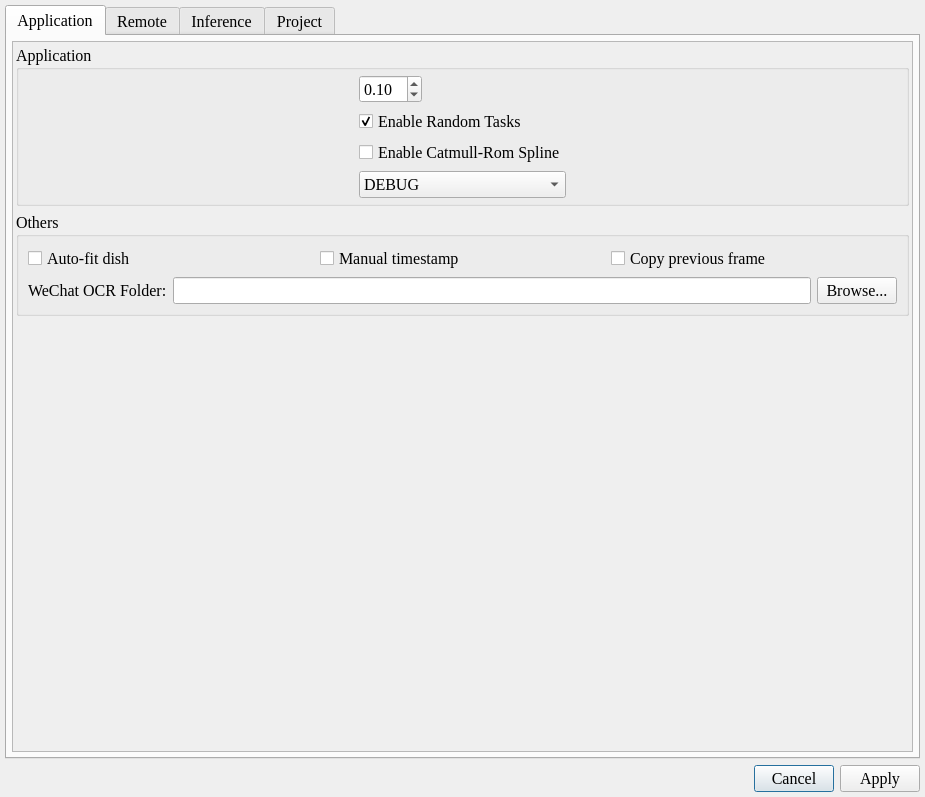
Before: the Qt Designer form resources/ui/dialog_settings.ui in ZhengGroupLZU/ZLabel, drawn with Qt 5.
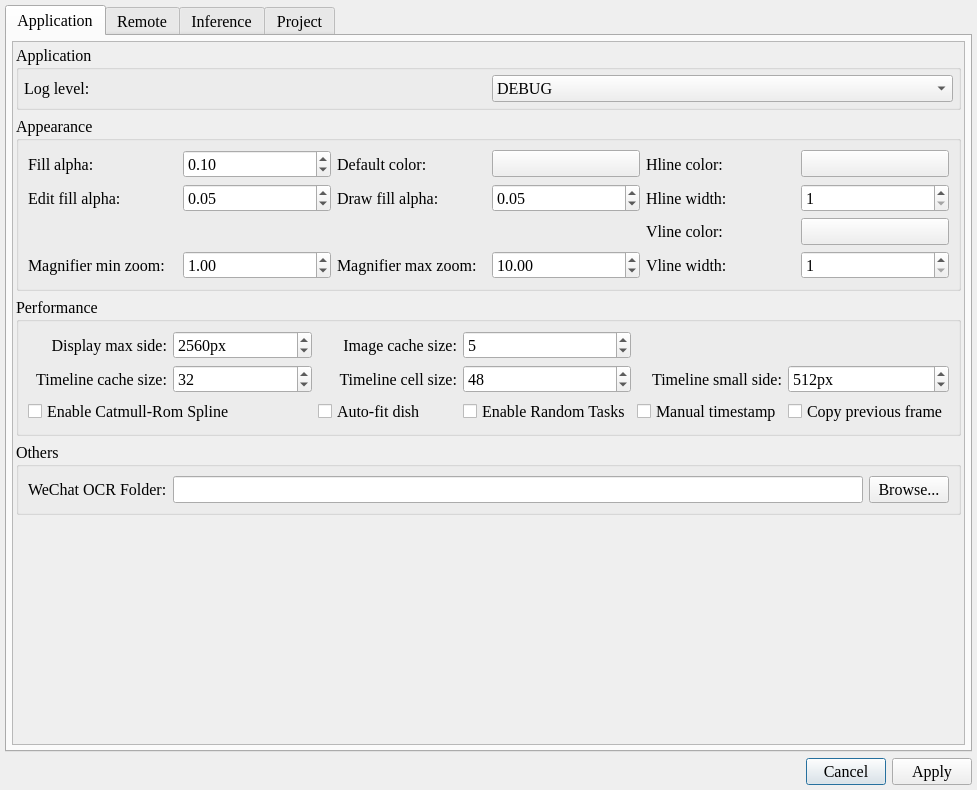
After: the same form once the commit is applied. Icons and pictures are not drawn. Custom widgets are drawn as their Qt base class.

Commit message:
feat(settings): add appearance/performance options and color pickers
- add Application Appearance/Performance settings (hline/vline, alphas, magnifier range, cache/timeline sizes)
- replace color text inputs with ZColorButton pickers
- move Export instance-mode selector into dialog_export.ui

```diff
--- a/resources/ui/dialog_settings.ui
+++ b/resources/ui/dialog_settings.ui
@@ -6,8 +6,8 @@
    <rect>
     <x>0</x>
     <y>0</y>
-    <width>925</width>
-    <height>797</height>
+    <width>977</width>
+    <height>790</height>
    </rect>
   </property>
   <property name="font">
@@ -95,6 +95,12 @@
       </property>
       <item row="0" column="0">
        <widget class="QScrollArea" name="scrollArea">
+         <property name="sizePolicy">
+          <sizepolicy hsizetype="Expanding" vsizetype="Expanding">
+           <horstretch>0</horstretch>
+           <verstretch>0</verstretch>
+          </sizepolicy>
+         </property>
         <property name="widgetResizable">
          <bool>true</bool>
         </property>
@@ -103,8 +109,8 @@
           <rect>
            <x>0</x>
            <y>0</y>
-           <width>895</width>
-           <height>706</height>
+            <width>947</width>
+            <height>699</height>
           </rect>
          </property>
          <layout class="QGridLayout" name="gridLayout">
@@ -140,53 +146,27 @@
          </property>
          <item row="0" column="0">
           <layout class="QGridLayout" name="gridLayout_4">
-           <item row="3" column="1">
-<widget class="QDoubleSpinBox" name="dspbox_alpha">
+                <item row="6" column="0">
+                 <widget class="QLabel" name="label_2">
 <property name="sizePolicy">
-<sizepolicy hsizetype="Fixed" vsizetype="Fixed">
+                   <sizepolicy hsizetype="Minimum" vsizetype="Preferred">
 <horstretch>0</horstretch>
 <verstretch>0</verstretch>
 </sizepolicy>
 </property>
-<property name="minimumSize">
-<size>
-<width>63</width>
-<height>0</height>
-</size>
-</property>
-<property name="maximum">
-<double>1.000000000000000</double>
-</property>
-<property name="singleStep">
-<double>0.100000000000000</double>
-</property>
-<property name="value">
-<double>0.100000000000000</double>
-</property>
-</widget>
-</item>
-<item row="4" column="1">
-<widget class="QCheckBox" name="ckbox_random">
 <property name="text">
-<string>Enable Random Tasks</string>
-</property>
-<property name="checked">
-<bool>true</bool>
-</property>
-</widget>
-</item>
-<item row="5" column="1">
-<widget class="QCheckBox" name="ckbox_catmull_rom">
-<property name="text">
-<string>Enable Catmull-Rom Spline</string>
-</property>
-<property name="checked">
-<bool>false</bool>
+                   <string>Log level:</string>
 </property>
 </widget>
 </item>
 <item row="6" column="1">
 <widget class="QComboBox" name="cmbox_loglevel">
+                  <property name="sizePolicy">
+                   <sizepolicy hsizetype="Minimum" vsizetype="Fixed">
+                    <horstretch>0</horstretch>
+                    <verstretch>0</verstretch>
+                   </sizepolicy>
+                  </property>
 <item>
 <property name="text">
 <string>DEBUG</string>
@@ -214,69 +194,530 @@
         </layout>
        </widget>
       </item>
-      <item row="1" column="0">
+           <item row="4" column="0">
        <widget class="QGroupBox" name="gbox_others">
 <property name="title">
 <string>Others</string>
 </property>
 <layout class="QGridLayout" name="grid_inference_2">
-<item row="2" column="0">
+              <item row="1" column="1">
+               <widget class="QLineEdit" name="ledit_ocr_dir">
+                <property name="sizePolicy">
+                 <sizepolicy hsizetype="Expanding" vsizetype="Fixed">
+                  <horstretch>0</horstretch>
+                  <verstretch>0</verstretch>
+                 </sizepolicy>
+                </property>
+               </widget>
+              </item>
+              <item row="1" column="0">
 <widget class="QLabel" name="label_ocr_dir">
 <property name="text">
 <string>WeChat OCR Folder:</string>
 </property>
 </widget>
 </item>
-<item row="2" column="1">
-<widget class="QLineEdit" name="ledit_ocr_dir"/>
-</item>
-<item row="2" column="2">
+              <item row="1" column="2">
 <widget class="QPushButton" name="btn_ocr_dir">
 <property name="text">
 <string>Browse...</string>
 </property>
 </widget>
 </item>
-<item row="0" column="0" colspan="3">
-<layout class="QHBoxLayout" name="horizontalLayout">
-<item>
-<widget class="QCheckBox" name="ckbox_auto_dish">
+             </layout>
+            </widget>
+           </item>
+           <item row="6" column="0">
+            <spacer name="verticalSpacer">
+             <property name="orientation">
+              <enum>Qt::Orientation::Vertical</enum>
+             </property>
+             <property name="sizeHint" stdset="0">
+              <size>
+               <width>20</width>
+               <height>40</height>
+              </size>
+             </property>
+            </spacer>
+           </item>
+           <item row="3" column="0">
+            <widget class="QGroupBox" name="gbox_performance">
+             <property name="title">
+              <string>Performance</string>
+             </property>
+             <layout class="QGridLayout" name="grid_performance">
+              <item row="0" column="3">
+               <widget class="QSpinBox" name="spin_image_cache_size">
+                <property name="minimum">
+                 <number>1</number>
+                </property>
+                <property name="maximum">
+                 <number>64</number>
+                </property>
+                <property name="value">
+                 <number>5</number>
+                </property>
+               </widget>
+              </item>
+              <item row="2" column="1">
+               <widget class="QSpinBox" name="spin_tl_cache_size">
+                <property name="minimum">
+                 <number>1</number>
+                </property>
+                <property name="maximum">
+                 <number>256</number>
+                </property>
+                <property name="value">
+                 <number>32</number>
+                </property>
+               </widget>
+              </item>
+              <item row="2" column="3">
+               <widget class="QSpinBox" name="spin_tl_cell_size">
+                <property name="minimum">
+                 <number>16</number>
+                </property>
+                <property name="maximum">
+                 <number>128</number>
+                </property>
+                <property name="value">
+                 <number>48</number>
+                </property>
+               </widget>
+              </item>
+              <item row="0" column="0">
+               <widget class="QLabel" name="label_display_max_side">
+                <property name="sizePolicy">
+                 <sizepolicy hsizetype="Minimum" vsizetype="Preferred">
+                  <horstretch>0</horstretch>
+                  <verstretch>0</verstretch>
+                 </sizepolicy>
+                </property>
 <property name="text">
-<string>Auto-fit dish</string>
-</property>
-</widget>
-</item>
-<item>
-<widget class="QCheckBox" name="ckbox_ocr_enable">
+                 <string>Display max side:</string>
+                </property>
+                <property name="alignment">
+                 <set>Qt::AlignmentFlag::AlignRight|Qt::AlignmentFlag::AlignTrailing|Qt::AlignmentFlag::AlignVCenter</set>
+                </property>
+               </widget>
+              </item>
+              <item row="2" column="2">
+               <widget class="QLabel" name="label_tl_cell_size">
+                <property name="sizePolicy">
+                 <sizepolicy hsizetype="Minimum" vsizetype="Preferred">
+                  <horstretch>0</horstretch>
+                  <verstretch>0</verstretch>
+                 </sizepolicy>
+                </property>
 <property name="text">
-<string>Manual timestamp</string>
-</property>
-</widget>
-</item>
-<item>
+                 <string>Timeline cell size:</string>
+                </property>
+                <property name="alignment">
+                 <set>Qt::AlignmentFlag::AlignRight|Qt::AlignmentFlag::AlignTrailing|Qt::AlignmentFlag::AlignVCenter</set>
+                </property>
+               </widget>
+              </item>
+              <item row="0" column="1">
+               <widget class="QSpinBox" name="spin_display_max_side">
+                <property name="suffix">
+                 <string>px</string>
+                </property>
+                <property name="minimum">
+                 <number>512</number>
+                </property>
+                <property name="maximum">
+                 <number>8192</number>
+                </property>
+                <property name="singleStep">
+                 <number>256</number>
+                </property>
+                <property name="value">
+                 <number>2560</number>
+                </property>
+               </widget>
+              </item>
+              <item row="2" column="0">
+               <widget class="QLabel" name="label_tl_cache_size">
+                <property name="sizePolicy">
+                 <sizepolicy hsizetype="Minimum" vsizetype="Preferred">
+                  <horstretch>0</horstretch>
+                  <verstretch>0</verstretch>
+                 </sizepolicy>
+                </property>
+                <property name="text">
+                 <string>Timeline cache size:</string>
+                </property>
+                <property name="alignment">
+                 <set>Qt::AlignmentFlag::AlignRight|Qt::AlignmentFlag::AlignTrailing|Qt::AlignmentFlag::AlignVCenter</set>
+                </property>
+               </widget>
+              </item>
+              <item row="0" column="2">
+               <widget class="QLabel" name="label_image_cache_size">
+                <property name="sizePolicy">
+                 <sizepolicy hsizetype="Minimum" vsizetype="Preferred">
+                  <horstretch>0</horstretch>
+                  <verstretch>0</verstretch>
+                 </sizepolicy>
+                </property>
+                <property name="text">
+                 <string>Image cache size:</string>
+                </property>
+                <property name="alignment">
+                 <set>Qt::AlignmentFlag::AlignRight|Qt::AlignmentFlag::AlignTrailing|Qt::AlignmentFlag::AlignVCenter</set>
+                </property>
+               </widget>
+              </item>
+              <item row="3" column="5">
 <widget class="QCheckBox" name="ckbox_copy_prev">
 <property name="text">
 <string>Copy previous frame</string>
 </property>
 </widget>
 </item>
-</layout>
-</item>
+              <item row="3" column="4">
+               <widget class="QCheckBox" name="ckbox_ocr_enable">
+                <property name="text">
+                 <string>Manual timestamp</string>
+                </property>
+               </widget>
+              </item>
+              <item row="3" column="3">
+               <widget class="QCheckBox" name="ckbox_random">
+                <property name="text">
+                 <string>Enable Random Tasks</string>
+                </property>
+                <property name="checked">
+                 <bool>false</bool>
+                </property>
+               </widget>
+              </item>
+              <item row="3" column="2">
+               <widget class="QCheckBox" name="ckbox_auto_dish">
+                <property name="text">
+                 <string>Auto-fit dish</string>
+                </property>
+               </widget>
+              </item>
+              <item row="3" column="0" colspan="2">
+               <widget class="QCheckBox" name="ckbox_catmull_rom">
+                <property name="text">
+                 <string>Enable Catmull-Rom Spline</string>
+                </property>
+                <property name="checked">
+                 <bool>false</bool>
+                </property>
+               </widget>
+              </item>
+              <item row="2" column="4">
+               <widget class="QLabel" name="label_tl_small_side">
+                <property name="sizePolicy">
+                 <sizepolicy hsizetype="Minimum" vsizetype="Preferred">
+                  <horstretch>0</horstretch>
+                  <verstretch>0</verstretch>
+                 </sizepolicy>
+                </property>
+                <property name="text">
+                 <string>Timeline small side:</string>
+                </property>
+                <property name="alignment">
+                 <set>Qt::AlignmentFlag::AlignRight|Qt::AlignmentFlag::AlignTrailing|Qt::AlignmentFlag::AlignVCenter</set>
+                </property>
+               </widget>
+              </item>
+              <item row="2" column="5">
+               <widget class="QSpinBox" name="spin_tl_small_side">
+                <property name="suffix">
+                 <string>px</string>
+                </property>
+                <property name="minimum">
+                 <number>128</number>
+                </property>
+                <property name="maximum">
+                 <number>2048</number>
+                </property>
+                <property name="singleStep">
+                 <number>64</number>
+                </property>
+                <property name="value">
+                 <number>512</number>
+                </property>
+               </widget>
+              </item>
 </layout>
 </widget>
       </item>
-      <item row="2" column="0">
-       <spacer name="verticalSpacer">
-         <property name="orientation">
-          <enum>Qt::Orientation::Vertical</enum>
-         </property>
-         <property name="sizeHint" stdset="0">
+           <item row="1" column="0">
+            <widget class="QGroupBox" name="gbox_appearance">
+             <property name="title">
+              <string>Appearance</string>
+             </property>
+             <layout class="QGridLayout" name="grid_appearance">
+              <item row="0" column="0">
+               <widget class="QLabel" name="label">
+                <property name="sizePolicy">
+                 <sizepolicy hsizetype="Minimum" vsizetype="Preferred">
+                  <horstretch>0</horstretch>
+                  <verstretch>0</verstretch>
+                 </sizepolicy>
+                </property>
+                <property name="text">
+                 <string>Fill alpha:</string>
+                </property>
+                <property name="alignment">
+                 <set>Qt::AlignmentFlag::AlignLeading|Qt::AlignmentFlag::AlignLeft|Qt::AlignmentFlag::AlignVCenter</set>
+                </property>
+               </widget>
+              </item>
+              <item row="0" column="1">
+               <widget class="QDoubleSpinBox" name="dspbox_alpha">
+                <property name="sizePolicy">
+                 <sizepolicy hsizetype="Minimum" vsizetype="Fixed">
+                  <horstretch>0</horstretch>
+                  <verstretch>0</verstretch>
+                 </sizepolicy>
+                </property>
+                <property name="minimumSize">
           <size>
-           <width>20</width>
-           <height>40</height>
-          </size>
-         </property>
-        </spacer>
+                  <width>63</width>
+                  <height>0</height>
+                 </size>
+                </property>
+                <property name="maximum">
+                 <double>1.000000000000000</double>
+                </property>
+                <property name="singleStep">
+                 <double>0.100000000000000</double>
+                </property>
+                <property name="value">
+                 <double>0.100000000000000</double>
+                </property>
+               </widget>
+              </item>
+              <item row="0" column="2">
+               <widget class="QLabel" name="label_default_color">
+                <property name="text">
+                 <string>Default color:</string>
+                </property>
+                <property name="alignment">
+                 <set>Qt::AlignmentFlag::AlignLeading|Qt::AlignmentFlag::AlignLeft|Qt::AlignmentFlag::AlignVCenter</set>
+                </property>
+               </widget>
+              </item>
+              <item row="0" column="3">
+               <widget class="ZColorButton" name="btn_default_color">
+                <property name="sizePolicy">
+                 <sizepolicy hsizetype="Minimum" vsizetype="Fixed">
+                  <horstretch>0</horstretch>
+                  <verstretch>0</verstretch>
+                 </sizepolicy>
+                </property>
+               </widget>
+              </item>
+              <item row="1" column="0">
+               <widget class="QLabel" name="label_edit_alpha">
+                <property name="text">
+                 <string>Edit fill alpha:</string>
+                </property>
+                <property name="alignment">
+                 <set>Qt::AlignmentFlag::AlignLeading|Qt::AlignmentFlag::AlignLeft|Qt::AlignmentFlag::AlignVCenter</set>
+                </property>
+               </widget>
+              </item>
+              <item row="1" column="1">
+               <widget class="QDoubleSpinBox" name="dspbox_edit_alpha">
+                <property name="maximum">
+                 <double>1.000000000000000</double>
+                </property>
+                <property name="singleStep">
+                 <double>0.050000000000000</double>
+                </property>
+                <property name="value">
+                 <double>0.050000000000000</double>
+                </property>
+               </widget>
+              </item>
+              <item row="1" column="2">
+               <widget class="QLabel" name="label_draw_alpha">
+                <property name="text">
+                 <string>Draw fill alpha:</string>
+                </property>
+                <property name="alignment">
+                 <set>Qt::AlignmentFlag::AlignLeading|Qt::AlignmentFlag::AlignLeft|Qt::AlignmentFlag::AlignVCenter</set>
+                </property>
+               </widget>
+              </item>
+              <item row="1" column="3">
+               <widget class="QDoubleSpinBox" name="dspbox_draw_alpha">
+                <property name="maximum">
+                 <double>1.000000000000000</double>
+                </property>
+                <property name="singleStep">
+                 <double>0.050000000000000</double>
+                </property>
+                <property name="value">
+                 <double>0.050000000000000</double>
+                </property>
+               </widget>
+              </item>
+              <item row="0" column="4">
+               <widget class="QLabel" name="label_hline_color">
+                <property name="sizePolicy">
+                 <sizepolicy hsizetype="Minimum" vsizetype="Preferred">
+                  <horstretch>0</horstretch>
+                  <verstretch>0</verstretch>
+                 </sizepolicy>
+                </property>
+                <property name="text">
+                 <string>Hline color:</string>
+                </property>
+                <property name="alignment">
+                 <set>Qt::AlignmentFlag::AlignLeading|Qt::AlignmentFlag::AlignLeft|Qt::AlignmentFlag::AlignVCenter</set>
+                </property>
+               </widget>
+              </item>
+              <item row="0" column="5">
+               <widget class="ZColorButton" name="btn_hline_color">
+                <property name="sizePolicy">
+                 <sizepolicy hsizetype="Minimum" vsizetype="Fixed">
+                  <horstretch>0</horstretch>
+                  <verstretch>0</verstretch>
+                 </sizepolicy>
+                </property>
+               </widget>
+              </item>
+              <item row="1" column="4">
+               <widget class="QLabel" name="label_hline_width">
+                <property name="sizePolicy">
+                 <sizepolicy hsizetype="Minimum" vsizetype="Preferred">
+                  <horstretch>0</horstretch>
+                  <verstretch>0</verstretch>
+                 </sizepolicy>
+                </property>
+                <property name="text">
+                 <string>Hline width:</string>
+                </property>
+                <property name="alignment">
+                 <set>Qt::AlignmentFlag::AlignLeading|Qt::AlignmentFlag::AlignLeft|Qt::AlignmentFlag::AlignVCenter</set>
+                </property>
+               </widget>
+              </item>
+              <item row="1" column="5">
+               <widget class="QSpinBox" name="spin_hline_width">
+                <property name="minimum">
+                 <number>1</number>
+                </property>
+                <property name="maximum">
+                 <number>10</number>
+                </property>
+               </widget>
+              </item>
+              <item row="8" column="0">
+               <widget class="QLabel" name="label_mag_min">
+                <property name="text">
+                 <string>Magnifier min zoom:</string>
+                </property>
+                <property name="alignment">
+                 <set>Qt::AlignmentFlag::AlignLeading|Qt::AlignmentFlag::AlignLeft|Qt::AlignmentFlag::AlignVCenter</set>
+                </property>
+               </widget>
+              </item>
+              <item row="8" column="1">
+               <widget class="QDoubleSpinBox" name="dspbox_mag_min">
+                <property name="minimum">
+                 <double>0.500000000000000</double>
+                </property>
+                <property name="maximum">
+                 <double>20.000000000000000</double>
+                </property>
+                <property name="singleStep">
+                 <double>0.500000000000000</double>
+                </property>
+                <property name="value">
+                 <double>1.000000000000000</double>
+                </property>
+               </widget>
+              </item>
+              <item row="8" column="2">
+               <widget class="QLabel" name="label_mag_max">
+                <property name="text">
+                 <string>Magnifier max zoom:</string>
+                </property>
+                <property name="alignment">
+                 <set>Qt::AlignmentFlag::AlignLeading|Qt::AlignmentFlag::AlignLeft|Qt::AlignmentFlag::AlignVCenter</set>
+                </property>
+               </widget>
+              </item>
+              <item row="8" column="3">
+               <widget class="QDoubleSpinBox" name="dspbox_mag_max">
+                <property name="minimum">
+                 <double>0.500000000000000</double>
+                </property>
+                <property name="maximum">
+                 <double>20.000000000000000</double>
+                </property>
+                <property name="singleStep">
+                 <double>0.500000000000000</double>
+                </property>
+                <property name="value">
+                 <double>10.000000000000000</double>
+                </property>
+               </widget>
+              </item>
+              <item row="5" column="4">
+               <widget class="QLabel" name="label_vline_color">
+                <property name="sizePolicy">
+                 <sizepolicy hsizetype="Minimum" vsizetype="Preferred">
+                  <horstretch>0</horstretch>
+                  <verstretch>0</verstretch>
+                 </sizepolicy>
+                </property>
+                <property name="text">
+                 <string>Vline color:</string>
+                </property>
+                <property name="alignment">
+                 <set>Qt::AlignmentFlag::AlignLeading|Qt::AlignmentFlag::AlignLeft|Qt::AlignmentFlag::AlignVCenter</set>
+                </property>
+               </widget>
+              </item>
+              <item row="5" column="5">
+               <widget class="ZColorButton" name="btn_vline_color">
+                <property name="sizePolicy">
+                 <sizepolicy hsizetype="Minimum" vsizetype="Fixed">
+                  <horstretch>0</horstretch>
+                  <verstretch>0</verstretch>
+                 </sizepolicy>
+                </property>
+               </widget>
+              </item>
+              <item row="8" column="4">
+               <widget class="QLabel" name="label_vline_width">
+                <property name="sizePolicy">
+                 <sizepolicy hsizetype="Minimum" vsizetype="Preferred">
+                  <horstretch>0</horstretch>
+                  <verstretch>0</verstretch>
+                 </sizepolicy>
+                </property>
+                <property name="text">
+                 <string>Vline width:</string>
+                </property>
+                <property name="alignment">
+                 <set>Qt::AlignmentFlag::AlignLeading|Qt::AlignmentFlag::AlignLeft|Qt::AlignmentFlag::AlignVCenter</set>
+                </property>
+               </widget>
+              </item>
+              <item row="8" column="5">
+               <widget class="QSpinBox" name="spin_vline_width">
+                <property name="minimum">
+                 <number>1</number>
+                </property>
+                <property name="maximum">
+                 <number>10</number>
+                </property>
+               </widget>
+              </item>
+             </layout>
+            </widget>
       </item>
          </layout>
         </widget>
@@ -873,4 +1314,12 @@
   <include location="../icons.qrc"/>
  </resources>
  <connections/>
+
+ <customwidgets>
+  <customwidget>
+   <class>ZColorButton</class>
+   <extends>QPushButton</extends>
+   <header>zlabel.widgets.zwidgets</header>
+  </customwidget>
+ </customwidgets>
 </ui>
```
Left out of the diff: 33 changed lines with no effect on the pictures. Lines whose indentation alone changed are shown as unchanged. The commit also changes 22 other files.
